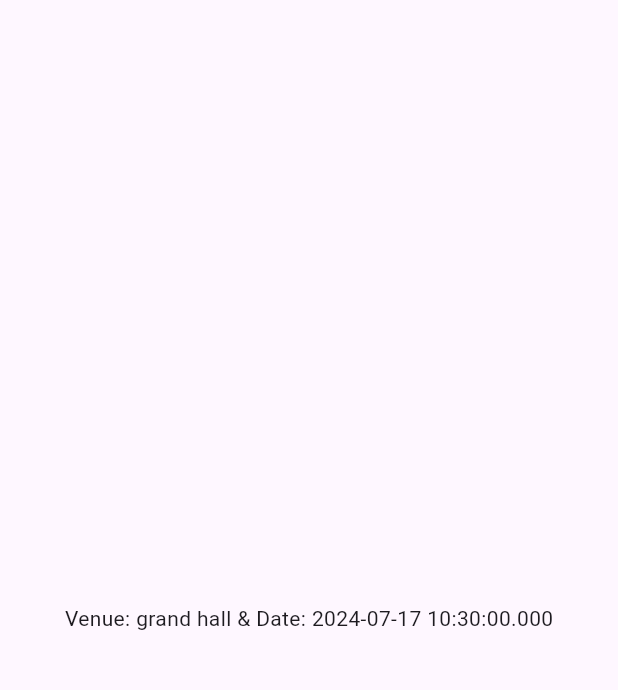
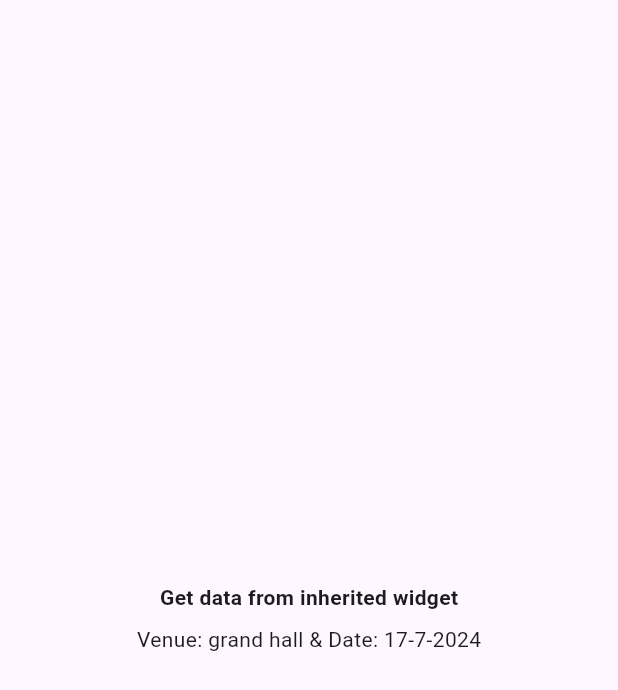
Before and after one commit to yashkhare83/Inherited_widget_flutter, a Flutter app: the screen it shows after launch, on a phone screen of 412 x 824 dp. Shown: the top 690 px of the screen. Run offline on Flutter 3.47's test engine with Material 3 defaults, Android fonts, the phone set to English and light mode, and no system bars.

Commit message:
update fontstyle

```diff
--- a/main/lib/party_screen.dart
+++ b/main/lib/party_screen.dart
@@ -15,9 +15,20 @@ class _PartyScreenState extends State<PartyScreen> {
     return Scaffold(
       body: SafeArea(
           child: Center(
-        child: Text(
-            'Venue: ${partyDetails?.venue ?? 'No details' } & Date: ${partyDetails?.dateTime ?? DateTime.now()}'),
-      )),
+            child: Column(
+              mainAxisAlignment: MainAxisAlignment.center,
+              crossAxisAlignment: CrossAxisAlignment.center,
+              children: [
+                Text('Get data from inherited widget',style: TextStyle(fontSize: 14, fontWeight: FontWeight.bold),),
+                SizedBox(
+                  height: 8,
+                ),
+                Text(
+                    'Venue: ${partyDetails?.venue ?? 'No details'} & Date: ${partyDetails?.dateTime.day ?? DateTime.now()}-${partyDetails?.dateTime.month ?? DateTime.now()}-${partyDetails?.dateTime.year ?? DateTime.now()}'),
+
+              ],
+            ),
+          )),
     );
   }
 }
```
